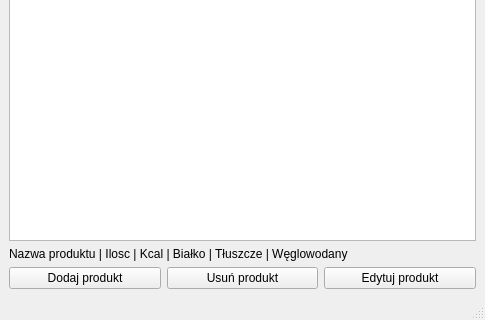
Above: FitBulliq/mainwindow.ui from kmbrzoza/FitBulliq before the change; both pictures show x 0 to 485 and y 142 to 462 of the 485 by 462 pixel window. Below: the same form after it.
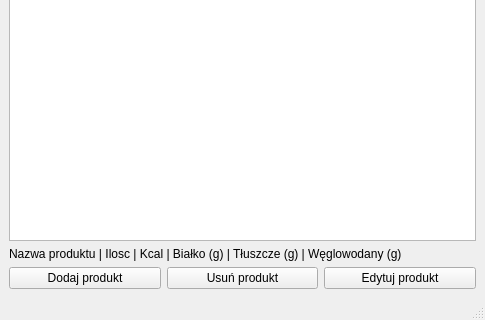
That is the form after the change.

The edit to the form file:
```diff
--- a/FitBulliq/mainwindow.ui
+++ b/FitBulliq/mainwindow.ui
@@ -10,16 +10,10 @@
     <height>462</height>
    </rect>
   </property>
-  <property name="minimumSize">
-   <size>
-    <width>485</width>
-    <height>462</height>
-   </size>
-  </property>
   <property name="maximumSize">
    <size>
-    <width>485</width>
-    <height>462</height>
+    <width>1920</width>
+    <height>1080</height>
    </size>
   </property>
   <property name="font">
@@ -130,7 +124,7 @@
     <item row="2" column="0" colspan="2">
      <widget class="QLabel" name="label">
       <property name="text">
-       <string>Nazwa produktu | Ilosc | Kcal | Białko | Tłuszcze | Węglowodany</string>
+       <string>Nazwa produktu | Ilosc | Kcal | Białko (g) | Tłuszcze (g) | Węglowodany (g)</string>
       </property>
      </widget>
     </item>
```
Left out of the diff: 11 changed lines with no effect on the pictures.
